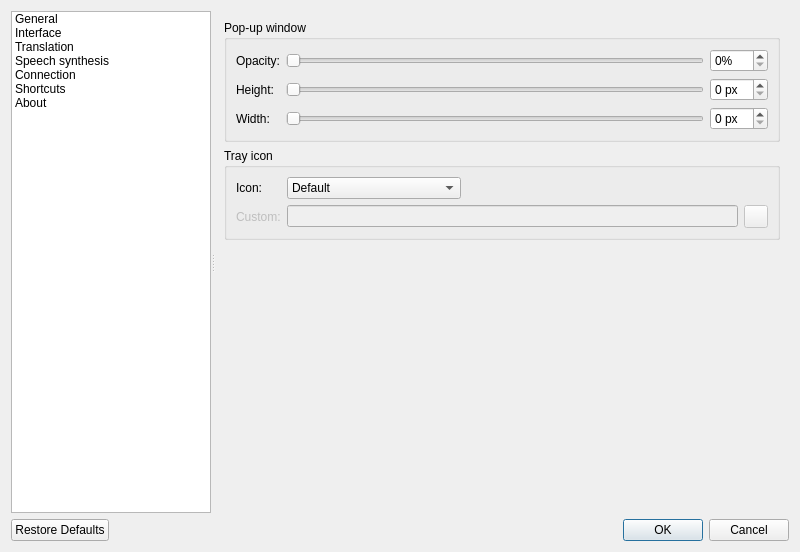
Old version of the form src/settings/settingsdialog.ui in the repository crow-translate/crow-translate.
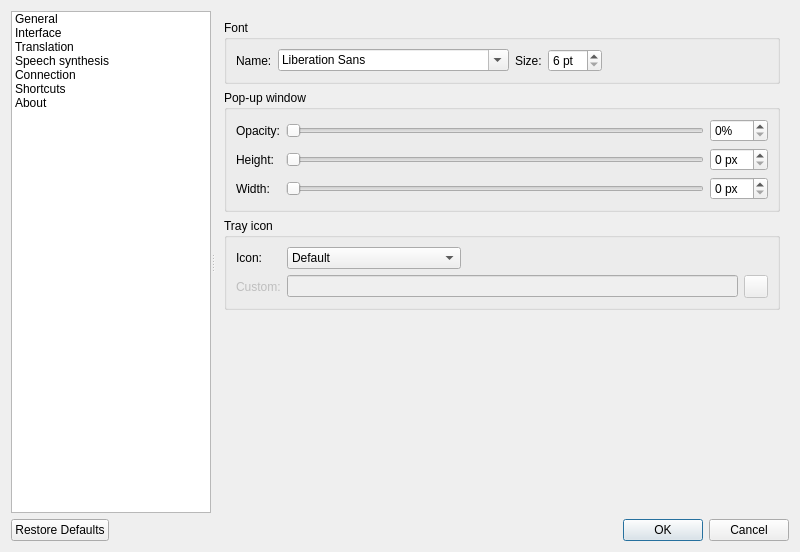
New version of the form. The open tabs and pages were chosen to show the change. Icons and pictures are not drawn. Custom widgets are drawn as their Qt base class.

Commit message: Add the ability to change font size, closes #62

Diff of the .ui file:
```diff
--- a/src/settings/settingsdialog.ui
+++ b/src/settings/settingsdialog.ui
@@ -233,6 +233,55 @@
       </widget>
       <widget class="QWidget" name="interfacePage">
        <layout class="QVBoxLayout" name="interfaceLayout">
+        <item>
+         <widget class="QGroupBox" name="fontGroupBox">
+          <property name="title">
+           <string>Font</string>
+          </property>
+          <layout class="QHBoxLayout" name="horizontalLayout">
+           <item>
+            <widget class="QLabel" name="fontNameLabel">
+             <property name="text">
+              <string>Name:</string>
+             </property>
+            </widget>
+           </item>
+           <item>
+            <widget class="QFontComboBox" name="fontNameComboBox"/>
+           </item>
+           <item>
+            <widget class="QLabel" name="fontSizeLabel">
+             <property name="text">
+              <string>Size:</string>
+             </property>
+            </widget>
+           </item>
+           <item>
+            <widget class="QSpinBox" name="fontSizeSpinBox">
+             <property name="suffix">
+              <string notr="true"> pt</string>
+             </property>
+             <property name="minimum">
+              <number>6</number>
+             </property>
+            </widget>
+           </item>
+           <item>
+            <spacer name="fontSpacer">
+             <property name="orientation">
+              <enum>Qt::Horizontal</enum>
+             </property>
+             <property name="sizeHint" stdset="0">
+              <size>
+               <width>40</width>
+               <height>20</height>
+              </size>
+             </property>
+            </spacer>
+           </item>
+          </layout>
+         </widget>
+        </item>
         <item>
          <widget class="QGroupBox" name="popupInterfaceGroupBox">
           <property name="title">
```
The commit also changes 14 other files.
